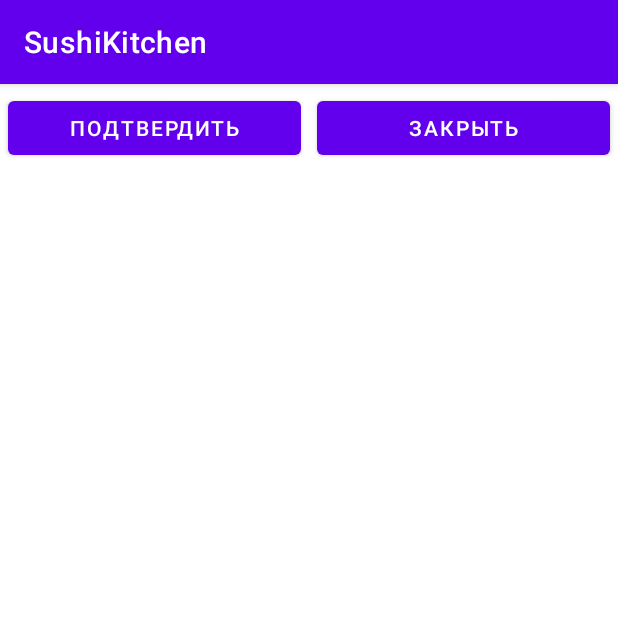
After one commit to sonnne34/DeliveryAppAdminka, an Android app: the DialogOrderActivity screen opened directly, with no data from a screen before it, on a phone screen of 412 x 824 dp, the top half of it. The commit adds this screen. Run offline under Robolectric (Android 15) with nearby library versions, the phone set to English and light mode, and no system bars.

Commit message:
28.12.2020
Диалог+

```diff
--- /dev/null
+++ b/app/src/main/java/com/example/sushikitchen/activity/DialogOrderActivity.kt
@@ -0,0 +1,35 @@
+package com.example.sushikitchen.activity
+
+import androidx.appcompat.app.AppCompatActivity
+import android.os.Bundle
+import android.widget.Button
+import androidx.recyclerview.widget.LinearLayoutManager
+import androidx.recyclerview.widget.RecyclerView
+import com.example.sushikitchen.R
+import com.example.sushikitchen.adapters.OrderDialogAdapter
+import com.example.sushikitchen.models.StatusOrderModel
+
+class DialogOrderActivity : AppCompatActivity() {
+    override fun onCreate(savedInstanceState: Bundle?) {
+        super.onCreate(savedInstanceState)
+        setContentView(R.layout.activity_dialog_order)
+
+        var orderDialogModel : ArrayList<StatusOrderModel> = ArrayList()
+
+        val rvOrderDialog = findViewById<RecyclerView>(R.id.rv_order_dialog)
+
+        var orderDialogAdapter = OrderDialogAdapter()
+        rvOrderDialog.adapter = orderDialogAdapter
+        rvOrderDialog.layoutManager = LinearLayoutManager(applicationContext, RecyclerView.VERTICAL, false)
+        rvOrderDialog.setHasFixedSize(true)
+        orderDialogAdapter.setupDialogOrder(orderDialogList = orderDialogModel)
+
+        val furtherDialog = findViewById<Button>(R.id.btn_further_dialog)
+
+        val cancelDialog = findViewById<Button>(R.id.btn_cancel_dialog)
+
+        cancelDialog.setOnClickListener {
+            onBackPressed()
+        }
+    }
+}
--- a/app/src/main/res/layout/order_dialog.xml
+++ b/app/src/main/res/layout/activity_dialog_order.xml
@@ -3,9 +3,9 @@
     xmlns:android="http://schemas.android.com/apk/res/android"
     xmlns:tools="http://schemas.android.com/tools"
     android:layout_width="match_parent"
-    android:layout_height="match_parent"
+    android:layout_height="wrap_content"
     android:orientation="vertical"
-    tools:context=".fragments.OrderDialogFragment">
+    tools:context=".activity.DialogOrderActivity">
 
     <androidx.recyclerview.widget.RecyclerView
         android:id="@+id/rv_order_dialog"
--- a/app/src/main/res/values/styles.xml
+++ b/app/src/main/res/values/styles.xml
@@ -1,5 +1,7 @@
 <?xml version="1.0" encoding="utf-8"?>
 <resources>
+
+
 
     \\подстиль диалогового окна (добавить блюдо)
     <style name="CustomDialogAnimation">
```
Also changed, not shown: app/src/main/AndroidManifest.xml (+11 -2 lines), app/src/main/java/com/example/sushikitchen/adapters/OrderAdapter.kt (+5 -2 lines), app/src/main/java/com/example/sushikitchen/dialog/OrderDialog.kt (deleted, +0 -50 lines).
